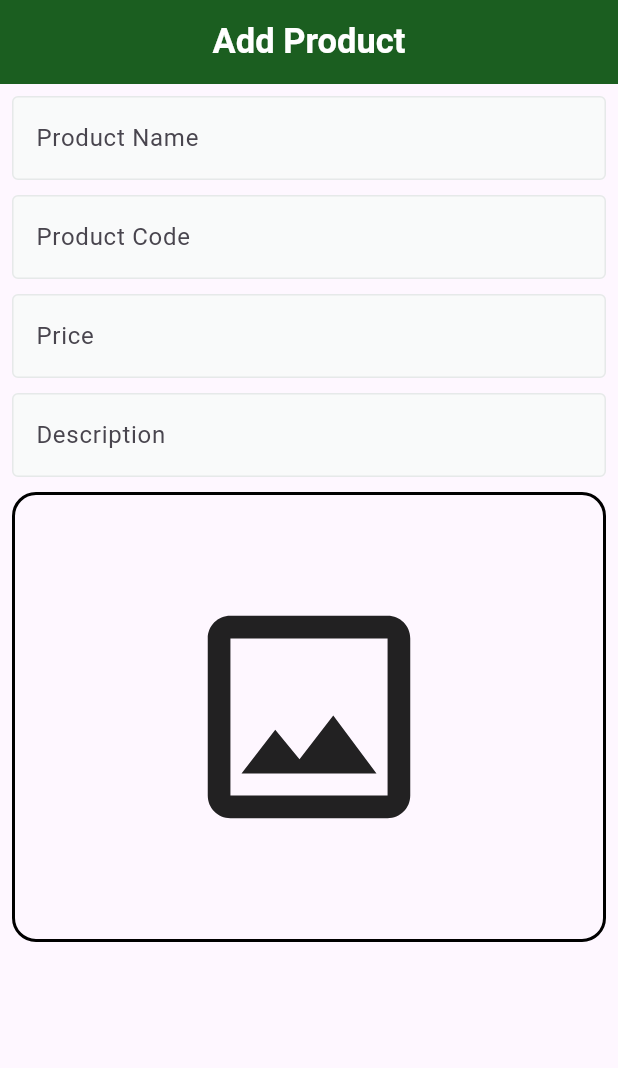
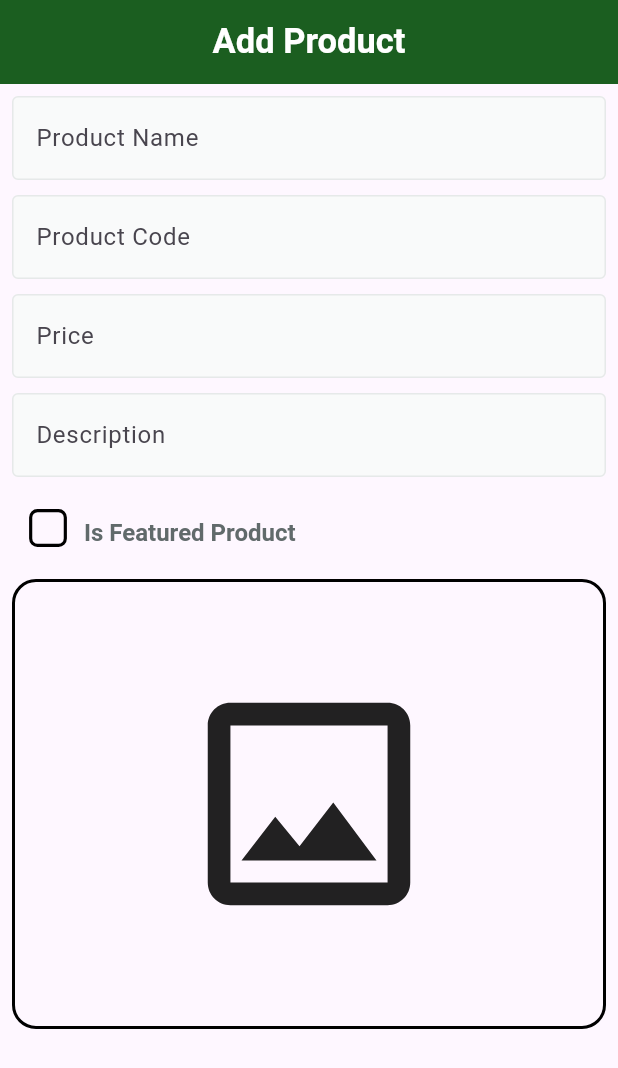
Before and after one commit to EsAm1973/Dashboard-Fruit-Market, a Flutter app: the AddProductView screen opened by its route, on a phone screen of 412 x 824 dp. Shown: the top 1068 px of the screen. Run offline on Flutter 3.47's test engine with Material 3 defaults, Android fonts, the phone set to English and light mode, and no system bars; drawn by our look-alikes of skeletonizer; our stand-ins replace firebase_core, go_router, image_picker; accounts and stored records are empty; Roboto replaces fonts that are missing (Cairo).

Commit message:
Add IsFeaturedCheckBox and update ImageField to handle file changes

```diff
--- /dev/null
+++ b/lib/core/widgets/custom_checkbox.dart
@@ -0,0 +1,55 @@
+import 'package:flutter/material.dart';
+import 'package:fruit_market_dashboard/core/utils/app_text_styles.dart';
+
+class IsFeaturedCheckBox extends StatefulWidget {
+  const IsFeaturedCheckBox({super.key, required this.onChecked});
+  final ValueChanged<bool> onChecked;
+  @override
+  _IsFeaturedCheckBoxState createState() => _IsFeaturedCheckBoxState();
+}
+
+class _IsFeaturedCheckBoxState extends State<IsFeaturedCheckBox> {
+  bool _agreed = false;
+
+  @override
+  Widget build(BuildContext context) {
+    return Row(
+      crossAxisAlignment: CrossAxisAlignment.center,
+      children: [
+        Transform.scale(
+          scale: 1.4,
+          child: Checkbox(
+            shape: RoundedRectangleBorder(
+              borderRadius: BorderRadius.circular(4),
+            ),
+            side: BorderSide(color: Colors.black, width: 1.50),
+            value: _agreed,
+
+            onChanged: (value) {
+              widget.onChecked(value ?? false);
+              setState(() {
+                _agreed = value ?? false;
+              });
+            },
+          ),
+        ),
+        // لجعل النص يلتف تلقائياً ضمن المساحة المتاحة
+        Expanded(
+          child: RichText(
+            text: TextSpan(
+              children: [
+                TextSpan(
+                  text: 'Is Featured Product',
+                  style: AppTextStyles.semibold16.copyWith(
+                    color: const Color(0xFF616A6B),
+                    height: 1.70,
+                  ),
+                ),
+              ],
+            ),
+          ),
+        ),
+      ],
+    );
+  }
+}
--- a/lib/features/add product/presentation/views/widgets/add_product_view_body.dart
+++ b/lib/features/add product/presentation/views/widgets/add_product_view_body.dart
@@ -1,4 +1,5 @@
 import 'package:flutter/material.dart';
+import 'package:fruit_market_dashboard/core/widgets/custom_checkbox.dart';
 import 'package:fruit_market_dashboard/core/widgets/custom_text_feild.dart';
 import 'package:fruit_market_dashboard/features/add%20product/presentation/views/widgets/image_feild.dart';
 
@@ -47,7 +48,9 @@ class _AddProductViewBodyState extends State<AddProductViewBody> {
                 onSaved: (value) {},
               ),
               SizedBox(height: 10),
-              ImageFeild(),
+              IsFeaturedCheckBox(onChecked: (value) {}),
+              SizedBox(height: 10),
+              ImageFeild(onFileChanged: (value) {}),
             ],
           ),
         ),
--- a/lib/features/add product/presentation/views/widgets/image_feild.dart
+++ b/lib/features/add product/presentation/views/widgets/image_feild.dart
@@ -1,16 +1,19 @@
+import 'dart:io';
+
 import 'package:flutter/material.dart';
 import 'package:image_picker/image_picker.dart';
 import 'package:skeletonizer/skeletonizer.dart';
 
 class ImageFeild extends StatefulWidget {
-  const ImageFeild({super.key});
-
+  const ImageFeild({super.key, required this.onFileChanged});
+  final ValueChanged<File?> onFileChanged;
   @override
   State<ImageFeild> createState() => _ImageFeildState();
 }
 
 class _ImageFeildState extends State<ImageFeild> {
   bool isLoading = false;
+  File? fileImage;
   @override
   Widget build(BuildContext context) {
     return Skeletonizer(
@@ -26,6 +29,8 @@ class _ImageFeildState extends State<ImageFeild> {
             final XFile? image = await picker.pickImage(
               source: ImageSource.gallery,
             );
+            fileImage = File(image!.path);
+            widget.onFileChanged(fileImage!);
           } on Exception catch (e) {
             // TODO
           }
@@ -33,14 +38,33 @@ class _ImageFeildState extends State<ImageFeild> {
             isLoading = false;
           });
         },
-        child: Container(
+        child: Stack(
+          children: [
+            Container(
               width: double.infinity,
               height: 300,
               decoration: BoxDecoration(
                 border: Border.all(color: Colors.black, width: 2),
                 borderRadius: BorderRadius.circular(16),
               ),
-          child: Icon(Icons.image_outlined, size: 180),
+              child:
+                  fileImage != null
+                      ? Image.file(fileImage!)
+                      : Icon(Icons.image_outlined, size: 180),
+            ),
+            Visibility(
+              visible: fileImage != null,
+              child: IconButton(
+                icon: Icon(Icons.delete),
+                onPressed: () {
+                  setState(() {
+                    fileImage = null;
+                    widget.onFileChanged(null);
+                  });
+                },
+              ),
+            ),
+          ],
         ),
       ),
     );
```
Lines whose indentation alone changed are shown as unchanged.
